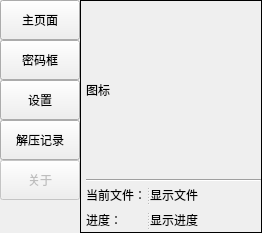
Qt form ui_v2 原文件.ui (PPJUST/OnlyUnzip) before a commit.
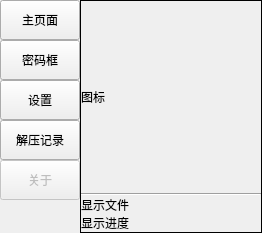
The same form after that commit.

Commit message: 更新ui

```diff
--- a/ui_v2 原文件.ui
+++ b/ui_v2 原文件.ui
@@ -193,12 +193,12 @@
        <property name="acceptDrops">
         <bool>false</bool>
        </property>
-       <layout class="QVBoxLayout" name="verticalLayout_3">
+       <layout class="QVBoxLayout" name="verticalLayout_3" stretch="3,0,0">
         <property name="spacing">
          <number>0</number>
         </property>
         <property name="leftMargin">
-         <number>5</number>
+         <number>0</number>
         </property>
         <property name="topMargin">
          <number>0</number>
@@ -233,50 +233,31 @@
          </widget>
         </item>
         <item>
-         <widget class="QSplitter" name="splitter_2">
-          <property name="orientation">
-           <enum>Qt::Horizontal</enum>
+         <layout class="QVBoxLayout" name="verticalLayout_2">
+          <property name="spacing">
+           <number>0</number>
           </property>
-          <widget class="QLabel" name="label_3">
-           <property name="maximumSize">
-            <size>
-             <width>60</width>
-             <height>25</height>
-            </size>
-           </property>
-           <property name="text">
-            <string>当前文件：</string>
-           </property>
-          </widget>
+          <item>
           <widget class="QLabel" name="label_current_file">
            <property name="text">
             <string>显示文件</string>
            </property>
-          </widget>
+            <property name="wordWrap">
+             <bool>true</bool>
+            </property>
          </widget>
         </item>
         <item>
-         <widget class="QSplitter" name="splitter_3">
-          <property name="orientation">
-           <enum>Qt::Horizontal</enum>
-          </property>
-          <widget class="QLabel" name="label_4">
-           <property name="maximumSize">
-            <size>
-             <width>60</width>
-             <height>25</height>
-            </size>
-           </property>
-           <property name="text">
-            <string>进度：</string>
-           </property>
-          </widget>
           <widget class="QLabel" name="label_schedule">
            <property name="text">
             <string>显示进度</string>
            </property>
-          </widget>
-         </widget>
+            <property name="wordWrap">
+             <bool>true</bool>
+            </property>
+           </widget>
+          </item>
+         </layout>
         </item>
        </layout>
       </widget>
```
Left out of the diff: 28 changed lines with no effect on the pictures. Lines whose indentation alone changed are shown as unchanged. The commit also changes 1 other file.
